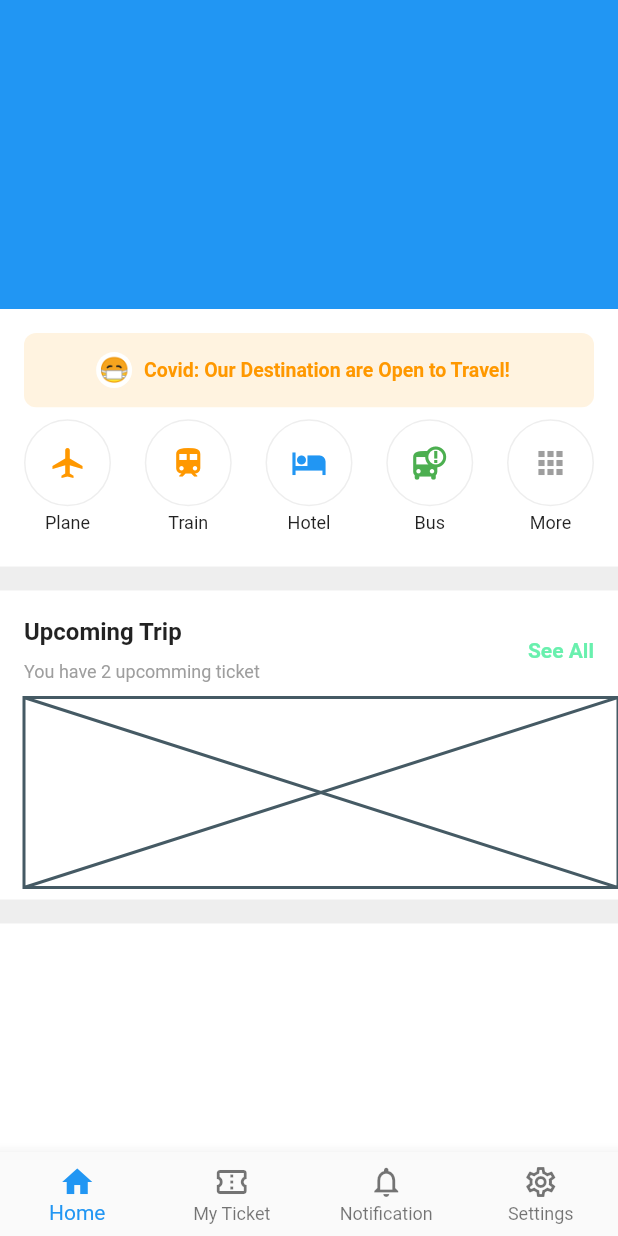
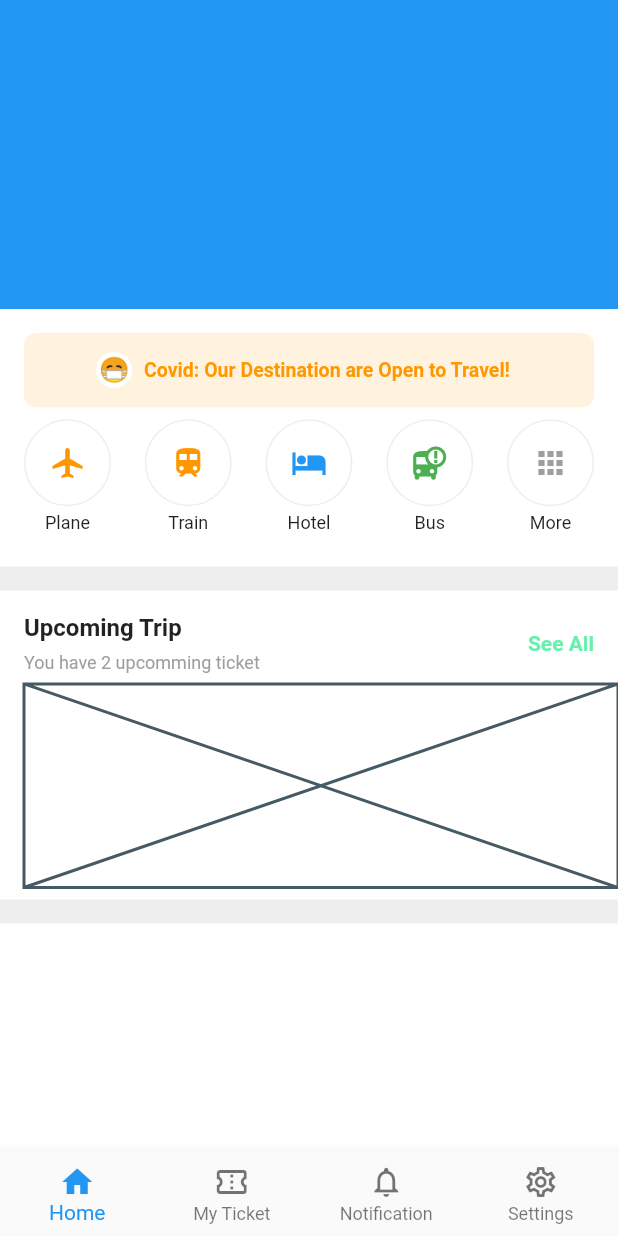
Before and after one commit to JAICHANGPARK/flutter_notebook_11th_story, a Flutter app: the screen it shows after launch, on a phone screen of 412 x 824 dp. Run offline on Flutter 3.47's test engine with Material 2 defaults, Android fonts, the phone set to English and light mode, and no system bars; our stand-ins replace backdrop, badges, flutter_inner_drawer, flutter_slidable, google_fonts.

Commit message:
Update ticket_booking_home_page.dart

```diff
--- a/lib/ep710_ticket_booking_app/ticket_booking_home_page.dart
+++ b/lib/ep710_ticket_booking_app/ticket_booking_home_page.dart
@@ -227,7 +227,7 @@ class _TicketBookingHomePageState extends State<TicketBookingHomePage> {
                             ),
                           )),
                       Expanded(
-                          flex: 4,
+                          flex: 5,
                           child: Placeholder()),
                     ],
                   ),
```
